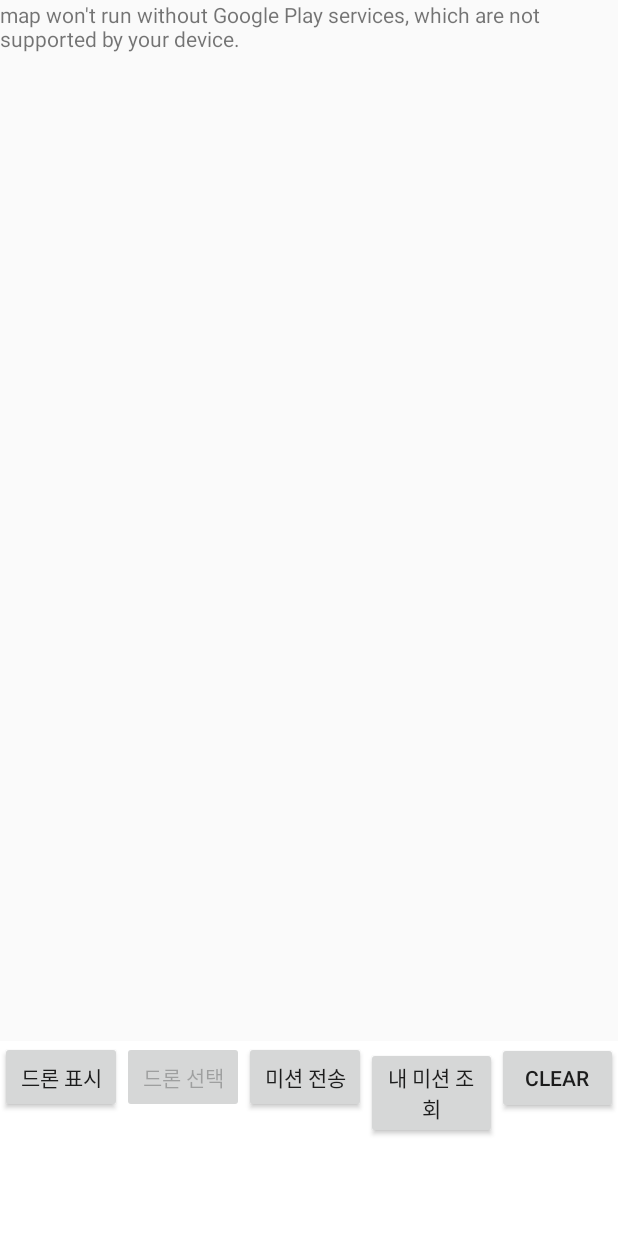
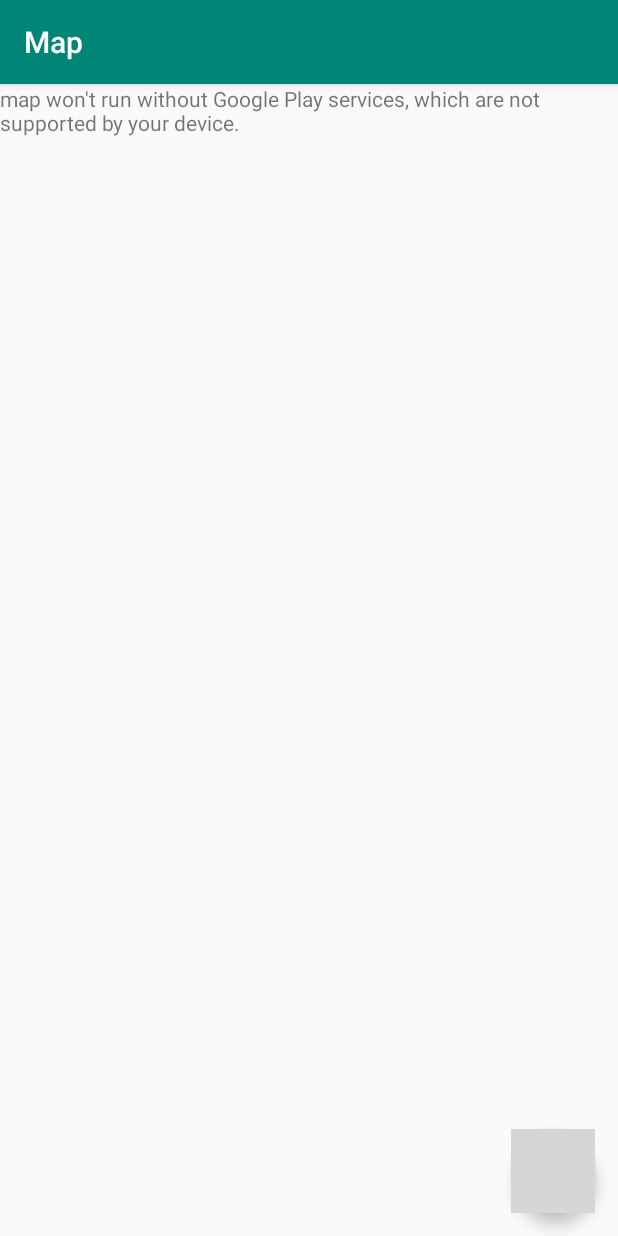
Before and after one commit to godgod732/map, an Android app: the screen it shows after launch (MapsActivity), on a phone screen of 412 x 824 dp. Run offline under Robolectric (Android 15) with nearby library versions, the phone set to English and light mode, and no system bars; libraries missing offline, so code that uses them is left out: org.objectweb.asm, org.web3j.crypto, org.web3j.protocol, org.web3j.tuples; pictures from the network do not load; 3 statements that could not run were skipped; grey boxes are pictures that could not be loaded.

Commit message:
기존 버튼 메뉴 제거 후 FAB 사용

```diff
--- a/app/build.gradle
+++ b/app/build.gradle
@@ -25,6 +25,7 @@ android {
 dependencies {
     implementation fileTree(dir: 'libs', include: ['*.jar'])
     implementation 'com.android.support:appcompat-v7:28.0.0'
+    implementation 'com.android.support:design:27.1.1'
     implementation 'com.android.support.constraint:constraint-layout:1.1.3'
     implementation 'com.google.android.gms:play-services-maps:16.0.0'
     testImplementation 'junit:junit:4.12'
--- a/app/src/main/java/com/example/godgo/map/MapsActivity.java
+++ b/app/src/main/java/com/example/godgo/map/MapsActivity.java
@@ -1,19 +1,22 @@
 package com.example.godgo.map;
 
-
+import android.support.v7.app.AppCompatActivity;
+import android.support.design.widget.FloatingActionButton;
+import android.view.LayoutInflater;
+import android.view.animation.Animation;
+import android.view.animation.AnimationUtils;
 import android.app.ProgressDialog;
 import android.content.Intent;
-import android.database.sqlite.SQLiteDatabase;
 import android.graphics.Bitmap;
 import android.graphics.drawable.BitmapDrawable;
 import android.net.Uri;
 import android.os.AsyncTask;
 import android.os.Environment;
-import android.support.v4.app.FragmentActivity;
+//import android.support.v4.app.FragmentActivity;
 import android.os.Bundle;
 import android.view.View;
 import android.widget.Button;
-import android.widget.EditText;
+import android.widget.FrameLayout;
 import android.widget.TextView;
 import android.widget.Toast;
 import com.google.android.gms.maps.CameraUpdateFactory;
@@ -25,41 +28,30 @@ import com.google.android.gms.maps.model.LatLng;
 import com.google.android.gms.maps.model.Marker;
 import com.google.android.gms.maps.model.MarkerOptions;
 
-
-import org.web3j.abi.EventEncoder;
-import org.web3j.abi.TypeReference;
-import org.web3j.abi.datatypes.Address;
-import org.web3j.abi.datatypes.Array;
-import org.web3j.abi.datatypes.Event;
+import org.objectweb.asm.tree.analysis.Frame;
 import org.web3j.crypto.CipherException;
 import org.web3j.crypto.Credentials;
 import org.web3j.crypto.WalletUtils;
 import org.web3j.protocol.Web3j;
 import org.web3j.protocol.Web3jFactory;
-import org.web3j.protocol.core.DefaultBlockParameter;
-import org.web3j.protocol.core.DefaultBlockParameterName;
 import org.web3j.protocol.core.methods.response.Log;
 import org.web3j.protocol.core.methods.response.TransactionReceipt;
 import org.web3j.protocol.http.HttpService;
-import org.web3j.tuples.generated.Tuple2;
 import org.web3j.tuples.generated.Tuple3;
 import org.web3j.tuples.generated.Tuple4;
-
-
 import java.io.IOException;
 import java.math.BigInteger;
 import java.util.ArrayList;
-import java.util.Arrays;
 import java.util.HashMap;
 import java.util.Iterator;
 import java.util.List;
-import java.util.Map;
-import java.util.Observable;
 
 
 
-public class MapsActivity extends FragmentActivity implements OnMapReadyCallback {
+
+public class MapsActivity extends AppCompatActivity implements OnMapReadyCallback ,View.OnClickListener{
     HashMap<Integer, MarkerItem> waypoints = new HashMap<>();
+
     Integer waypointCnt=1;
     Button displayButton,selectButton,sendButton,searchButton,logButton,clearButton;
     private GoogleMap mMap;
@@ -71,11 +63,31 @@ public class MapsActivity extends FragmentActivity implements OnMapReadyCallback
     Web3j web3;
     Dronechain droneChain;
     DBManager db;
-    Intent intent;
-    TextView t;
+    private Animation fab_open, fab_close;
+    private Boolean isFabOpen = false;
+    private FloatingActionButton fab, fab1, fab2, fab3, fab4, fab5;
+    LayoutInflater inflater;
     List<Double> lst = new ArrayList<Double>();
     @Override
     protected void onCreate(Bundle savedInstanceState) {
+        super.onCreate(savedInstanceState);
+        setContentView(R.layout.activity_maps);
+        fab_open = AnimationUtils.loadAnimation(getApplicationContext(), R.anim.fab_open);
+        fab_close = AnimationUtils.loadAnimation(getApplicationContext(), R.anim.fab_close);
+        fab = (FloatingActionButton) findViewById(R.id.fab);
+        fab1 = (FloatingActionButton) findViewById(R.id.fab1);
+        fab2 = (FloatingActionButton) findViewById(R.id.fab2);
+        fab3 = (FloatingActionButton) findViewById(R.id.fab3);
+        fab4 = (FloatingActionButton) findViewById(R.id.fab4);
+        fab5 = (FloatingActionButton) findViewById(R.id.fab5);
+
+        fab.setOnClickListener(this);
+        fab1.setOnClickListener(this);
+        fab2.setOnClickListener(this);
+        fab3.setOnClickListener(this);
+        fab4.setOnClickListener(this);
+        fab5.setOnClickListener(this);
+
         //load wallet
         try {
             credentials = WalletUtils.loadCredentials("tjrwns92!", Uri.parse(Environment.getExternalStorageDirectory() + "/Pictures/UTC--2018-10-30T06-07-25.479Z--21ae06c29be5c4a899a2545519a29d976e2fdd24").toString());
@@ -85,8 +97,6 @@ public class MapsActivity extends FragmentActivity implements OnMapReadyCallback
             e.printStackTrace();
         }
 
-        super.onCreate(savedInstanceState);
-        setContentView(R.layout.activity_maps);
         // Obtain the SupportMapFragment and get notified when the map is ready to be used.
         SupportMapFragment mapFragment = (SupportMapFragment) getSupportFragmentManager()
                 .findFragmentById(R.id.map);
@@ -102,22 +112,103 @@ public class MapsActivity extends FragmentActivity implements OnMapReadyCallback
         initUi();
 
     }
+    @Override
+    public void onClick(View v) {
+        int id = v.getId();
+        switch (id) {
+            //메뉴 활성화 버튼
+            case R.id.fab:
+                anim();
+                Toast.makeText(this, "Floating Action Button", Toast.LENGTH_SHORT).show();
+                break;
 
+            //erase button
+            case R.id.fab1:
+                anim();
 
-    private void initUi(){
-        displayButton = (Button) findViewById(R.id.display);
-        displayButton.setOnClickListener(new View.OnClickListener() {
-            @Override
-            public void onClick(View v) {
+                break;
+
+            //log button
+            case R.id.fab2:
+                anim();
+                if(selectedDrone.isSelected()) {
+                    try {
+                        ReadFlightHistory readFlightHistory = new ReadFlightHistory();
+                        readFlightHistory.execute(selectedDrone.getAddr());
+                    } catch (Exception e) {
+
+                    }
+                }
+                break;
+
+            //my mission button
+            case R.id.fab3:
+                anim();
+                try {
+                    SearchMission searchMission = new SearchMission();
+                    searchMission.execute();
+                } catch (Exception e) {
+                    Toast.makeText(MapsActivity.this,e.toString(),Toast.LENGTH_SHORT).show();
+                }
+                break;
+
+            //send mission button
+            case R.id.fab4:
+                anim();
+                if(!waypoints.isEmpty() && selectedDrone.isSelected()){
+                    try {
+                        SetMission sendMission = new SetMission();
+                        sendMission.execute();
+                    }
+                    catch(Exception e) {
+                        Toast.makeText(MapsActivity.this,e.toString(),Toast.LENGTH_SHORT).show();
+                    }
+                }
+                break;
+
+            //display drone button
+            case R.id.fab5:
+                anim();
                 try {
                     ReadDrone readDrones = new ReadDrone();
                     readDrones.execute();
                 } catch (Exception e) {
                     Toast.makeText(MapsActivity.this,e.toString(),Toast.LENGTH_SHORT).show();
                 }
-            }
-        });
+                break;
+        }
+    }
+    public void anim() {
 
+        if (isFabOpen) {
+            fab1.startAnimation(fab_close);
+            fab2.startAnimation(fab_close);
+            fab3.startAnimation(fab_close);
+            fab4.startAnimation(fab_close);
+            fab5.startAnimation(fab_close);
+            fab1.setClickable(false);
+            fab2.setClickable(false);
+            fab3.setClickable(false);
+            fab4.setClickable(false);
+            fab5.setClickable(false);
+            isFabOpen = false;
+        } else {
+            fab1.startAnimation(fab_open);
+            fab2.startAnimation(fab_open);
+            fab3.startAnimation(fab_open);
+            fab4.startAnimation(fab_open);
+            fab5.startAnimation(fab_open);
+            fab1.setClickable(true);
+            fab2.setClickable(true);
+            fab3.setClickable(true);
+            fab4.setClickable(true);
+            fab5.setClickable(true);
+            isFabOpen = true;
+        }
+    }
+
+    private void initUi(){
+        /*
         selectButton = (Button) findViewById(R.id.select);
         selectButton.setOnClickListener(new View.OnClickListener() {
             @Override
@@ -128,36 +219,7 @@ public class MapsActivity extends FragmentActivity implements OnMapReadyCallback
             }
         });
         selectButton.setEnabled(false);
-
-        sendButton = (Button) findViewById(R.id.send);
-        sendButton.setOnClickListener(new View.OnClickListener() {
-            @Override
-            public void onClick(View v) {
-                if(!waypoints.isEmpty() && selectedDrone.isSelected()){
-                    try {
-                        SetMission sendMission = new SetMission();
-                        sendMission.execute();
-                    }
-                    catch(Exception e) {
-                        Toast.makeText(MapsActivity.this,e.toString(),Toast.LENGTH_SHORT).show();
-                    }
-                }
-            }
-        });
-
-        searchButton = (Button) findViewById(R.id.search);
-        searchButton.setOnClickListener(new View.OnClickListener() {
-            @Override
-            public void onClick(View v) {
-                try {
-                    SearchMission searchMission = new SearchMission();
-                    searchMission.execute();
-                } catch (Exception e) {
-                    Toast.makeText(MapsActivity.this,e.toString(),Toast.LENGTH_SHORT).show();
-                }
-            }
-        });
-
+ */
     }
     private class ReadDrone extends AsyncTask<Void, String,List<MarkerItem>> {
 
@@ -198,7 +260,7 @@ public class MapsActivity extends FragmentActivity implements OnMapReadyCallback
         }
         @Override
         protected  void onProgressUpdate(String... para){
-            t.setText(para[0]);
+
         }
         @Override
         protected void onPostExecute(List<MarkerItem> result) {
@@ -357,7 +419,7 @@ public class MapsActivity extends FragmentActivity implements OnMapReadyCallback
             try {
                 Tuple4<List<BigInteger>, List<BigInteger>, List<String>, BigInteger> droneLog; // 드론 List -> 그 드론의 Mission 기록들 List 를 볼거임
                 //받아온 드론 주소에 대해서 조사 실시
-                droneLog = droneChain.traceFlightHistory(params[0], BigInteger.valueOf(2)).send();// 갖고온 state로 확인하는것 두가지 방식이 있지만 여기서는 그냥 drone 의 state 를 따라가는걸로 설정
+                droneLog = droneChain.traceFlightHistory(params[0], BigInteger.valueOf(0)).send();// 갖고온 state로 확인하는것 두가지 방식이 있지만 여기서는 그냥 drone 의 state 를 따라가는걸로 설정
                 double inputLat,inputLon;
                 BigInteger inputState;
                 String inputAddr;
@@ -413,15 +475,10 @@ public class MapsActivity extends FragmentActivity implements OnMapReadyCallback
             public boolean onMarkerClick(Marker marker) {
                 Toast.makeText(MapsActivity.this,marker.getSnippet(),Toast.LENGTH_SHORT).show();
                 if(marker.getTitle().equals("Drones")) {
-                    selectButton.setEnabled(true);
                     selectedDrone = new MarkerItem(marker.getPosition().latitude,marker.getPosition().longitude,BigInteger.valueOf(-1),marker.getSnippet());
+                    selectedDrone.selectMarker(true);
                     //비행 이력 수신
-                    try{
-                        ReadFlightHistory readFlightHistory = new ReadFlightHistory();
-                        readFlightHistory.execute(marker.getSnippet());
-                    }catch(Exception e){
 
-                    }
 
                 }
                 if(marker.getTitle().equals("waypoint")){
@@ -434,8 +491,6 @@ public class MapsActivity extends FragmentActivity implements OnMapReadyCallback
         mMap.setOnMapClickListener(new GoogleMap.OnMapClickListener() {
             @Override
             public void onMapClick(LatLng point) {
-                //드론 마커가 선택된 상황이 아니기 때문에 비활성화
-                selectButton.setEnabled(false);
                 waypoints.put(waypointCnt,new MarkerItem(point.latitude,point.longitude,BigInteger.valueOf(-1),""));
                 mMap.addMarker(new MarkerOptions().position(point).snippet(waypointCnt.toString()).title("waypoint"));
                 waypointCnt++;
--- a/app/src/main/res/layout/activity_maps.xml
+++ b/app/src/main/res/layout/activity_maps.xml
@@ -1,5 +1,5 @@
 <?xml version="1.0" encoding="utf-8"?>
-<LinearLayout xmlns:android="http://schemas.android.com/apk/res/android"
+<FrameLayout xmlns:android="http://schemas.android.com/apk/res/android"
     xmlns:map="http://schemas.android.com/apk/res-auto"
     xmlns:tools="http://schemas.android.com/tools"
     android:layout_width="match_parent"
@@ -14,51 +14,82 @@
         android:layout_width="match_parent"
         android:layout_height="match_parent"
         android:layout_weight="1.5"
-        tools:context="com.example.abcd.googlemap.MapsActivity" />
+        tools:context="com.example.abcd.googlemap.MapsActivity"/>
 
-    <LinearLayout
-        android:layout_width="match_parent"
-        android:layout_height="match_parent"
-        android:layout_weight="8"
-        android:background="@color/colorAccent"
-        android:orientation="horizontal">
-
-        <Button
-            android:id="@+id/display"
+        <android.support.design.widget.FloatingActionButton
+            android:id="@+id/fab5"
             android:layout_width="wrap_content"
             android:layout_height="wrap_content"
-            android:layout_weight="1"
-            android:text="드론 표시" />
+            android:layout_gravity="bottom|end"
+            android:layout_marginBottom="320dp"
+            android:layout_marginRight="15sp"
+            android:src="@drawable/drone"
+            android:visibility="invisible"
+            map:backgroundTint="#ffffff"
+            map:elevation="6dp"
+            map:pressedTranslationZ="12dp" />
 
-        <Button
-            android:id="@+id/select"
+        <android.support.design.widget.FloatingActionButton
+            android:id="@+id/fab4"
             android:layout_width="wrap_content"
             android:layout_height="wrap_content"
-            android:layout_weight="1"
-            android:text="드론 선택" />
+            android:layout_gravity="bottom|end"
+            android:layout_marginBottom="260dp"
+            android:layout_marginRight="15sp"
+            android:src="@drawable/send"
+            android:visibility="invisible"
+            map:backgroundTint="#ffffff"
+            map:elevation="6dp"
+            map:pressedTranslationZ="12dp" />
 
-        <Button
-            android:id="@+id/send"
+
+        <android.support.design.widget.FloatingActionButton
+            android:id="@+id/fab3"
             android:layout_width="wrap_content"
             android:layout_height="wrap_content"
-            android:layout_weight="1"
-            android:text="미션 전송" />
+            android:layout_gravity="bottom|end"
+            android:layout_marginRight="15sp"
+            android:layout_marginBottom="200dp"
+            android:src="@drawable/misson"
+            android:visibility="invisible"
+            map:backgroundTint="#ffffff"
+            map:elevation="6dp"
+            map:pressedTranslationZ="12dp" />
 
-        <Button
-            android:id="@+id/search"
+        <android.support.design.widget.FloatingActionButton
+            android:id="@+id/fab2"
             android:layout_width="wrap_content"
             android:layout_height="wrap_content"
-            android:layout_weight="1"
-            android:text="내 미션 조회" />
+            android:layout_gravity="bottom|end"
+            android:layout_marginBottom="140dp"
+            android:layout_marginRight="15sp"
+            android:src="@drawable/log"
+            android:visibility="invisible"
+            map:backgroundTint="#ffffff"
+            map:elevation="6dp"
+            map:pressedTranslationZ="12dp" />
 
-        <Button
-            android:id="@+id/clear"
+
+        <android.support.design.widget.FloatingActionButton
+            android:id="@+id/fab1"
             android:layout_width="wrap_content"
             android:layout_height="wrap_content"
-            android:layout_weight="1"
-            android:text="clear" />
+            android:layout_gravity="bottom|end"
+            android:layout_marginRight="15sp"
+            android:layout_marginBottom="80dp"
+            android:src="@drawable/clear"
+            android:visibility="invisible"
+            map:backgroundTint="#ffffff"
+            map:elevation="6dp"
+            map:pressedTranslationZ="12dp" />
 
-    </LinearLayout>
+        <android.support.design.widget.FloatingActionButton
+            android:id="@+id/fab"
+            android:layout_width="wrap_content"
+            android:layout_height="wrap_content"
+            android:layout_gravity="bottom|end"
+            android:layout_margin="15sp"
+            map:backgroundTint="#3F51B5"
+            android:src="@drawable/menu"/>
 
-
-</LinearLayout>
+</FrameLayout>
```
Also changed, not shown: app/src/main/res/anim/fab_close.xml (added, +19 -0 lines), app/src/main/res/anim/fab_open.xml (added, +18 -0 lines).
